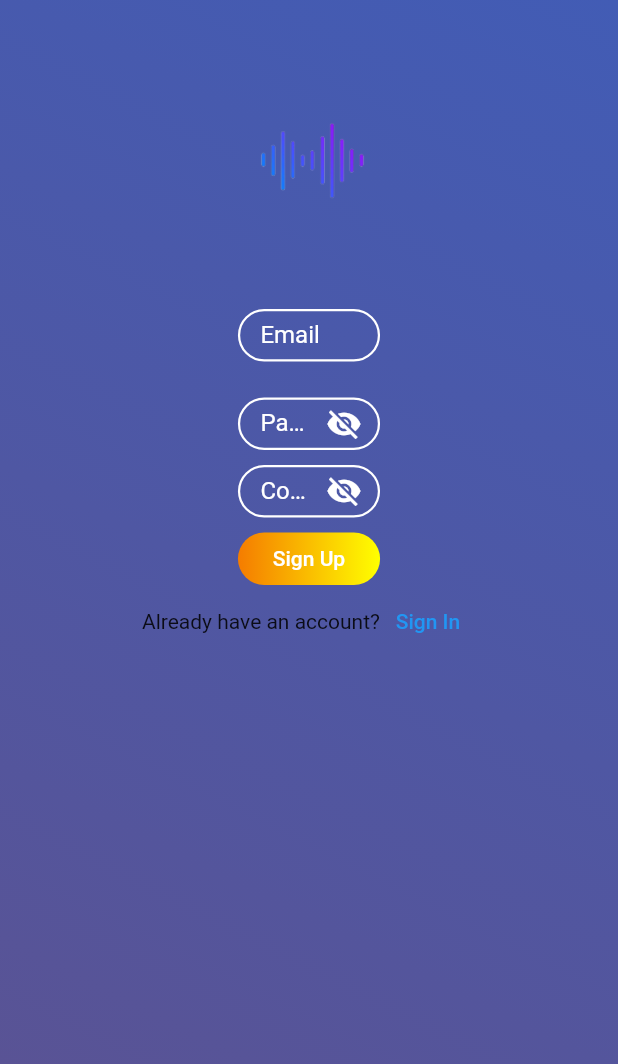
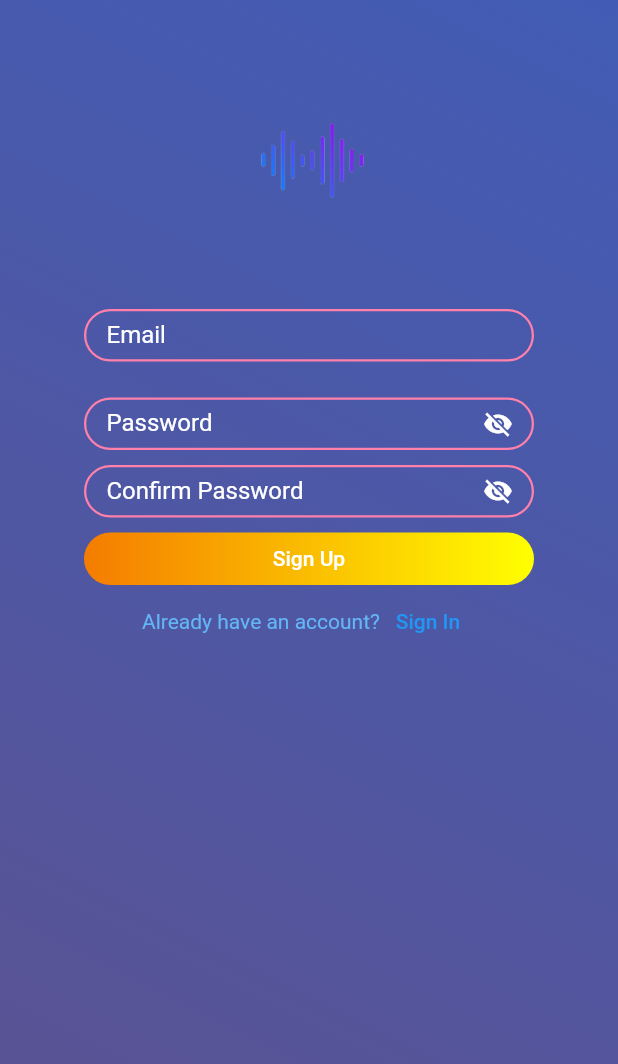
Before and after one commit to mohammadb1992/sign_up_sign_in_practice, a Flutter app: the screen it shows after launch, on a phone screen of 412 x 824 dp. Shown: the top 1064 px of the screen. Run offline on Flutter 3.47's test engine with Material 2 defaults, Android fonts, the phone set to English and light mode, and no system bars.

Commit message:
Making app responsive.

```diff
--- a/lib/sign_in_screen.dart
+++ b/lib/sign_in_screen.dart
@@ -1,7 +1,7 @@
 import 'package:flutter/material.dart';
-// import 'package:sign_up_sign_in_practice/color.dart';
 import 'package:sign_up_sign_in_practice/sign_up_screen.dart';
 import 'package:sign_up_sign_in_practice/widget.dart';
+import 'package:sign_up_sign_in_practice/extension.dart';
 
 class SignInScreen extends StatelessWidget {
   SignInScreen({super.key});
@@ -11,8 +11,6 @@ class SignInScreen extends StatelessWidget {
 
   @override
   Widget build(BuildContext context) {
-    double screenWidth = MediaQuery.sizeOf(context).width;
-    double screenHeight = MediaQuery.sizeOf(context).height;
     return Container(
       decoration: const BoxDecoration(
           gradient: LinearGradient(
@@ -29,15 +27,15 @@ class SignInScreen extends StatelessWidget {
             child: SingleChildScrollView(
                 child: Center(
               child: SizedBox(
-                width: screenWidth * 0.23,
+                width: 300,
                 child: Column(
                     mainAxisAlignment: MainAxisAlignment.center,
                     // crossAxisAlignment: CrossAxisAlignment.end,
                     children: [
                       Image.asset(
                         "assets/images/logo.png",
-                        width: screenWidth * 0.25,
-                        height: screenHeight * 0.25,
+                        width: ScreenSize(context).screenWidth * 0.25,
+                        height: ScreenSize(context).screenHeight * 0.25,
                       ),
                       MyTextField(
                         controller: emailController,
@@ -54,6 +52,8 @@ class SignInScreen extends StatelessWidget {
                         haveSuffixIcon: true,
                       ),
                       Row(
+                        mainAxisAlignment: MainAxisAlignment.end,
+                        crossAxisAlignment: CrossAxisAlignment.end,
                         children: [
                           TextButton(
                             child: const Text("Forgot Password?",
@@ -63,7 +63,9 @@ class SignInScreen extends StatelessWidget {
                         ],
                       ),
                       Container(
-                        width: screenWidth * 0.23,
+                        width: ScreenSize(context).screenWidth < 1188.0
+                            ? 300
+                            : ScreenSize(context).screenWidth * 0.25,
                         height: 35,
                         decoration: BoxDecoration(
                           borderRadius: BorderRadius.circular(50),
@@ -91,6 +93,14 @@ class SignInScreen extends StatelessWidget {
                           ),
                         ),
                       ),
+                      // Container(
+                      //   decoration: BoxDecoration(
+                      //     borderRadius: BorderRadius.circular(50),
+                      //     color: Colors.red,
+                      //   ),
+                      //   width: 300,
+                      //   height: 35,
+                      // ),
                       Row(
                           mainAxisAlignment: MainAxisAlignment.center,
                           children: [
@@ -111,6 +121,20 @@ class SignInScreen extends StatelessWidget {
                                       backgroundColor: Colors.transparent)),
                             )
                           ]),
+                      // Text(
+                      //   "${ScreenSize(context).screenWidth}",
+                      //   style: const TextStyle(
+                      //     color: Colors.white,
+                      //     fontSize: 25,
+                      //   ),
+                      // ),
+                      // Text(
+                      //   "${ScreenSize(context).screenWidth * 0.25}",
+                      //   style: const TextStyle(
+                      //     color: Colors.white,
+                      //     fontSize: 25,
+                      //   ),
+                      // ),
                     ]),
               ),
             )),
--- a/lib/sign_up_screen.dart
+++ b/lib/sign_up_screen.dart
@@ -1,5 +1,5 @@
 import 'package:flutter/material.dart';
-// import 'package:sign_up_sign_in_practice/color.dart';
+import 'package:sign_up_sign_in_practice/extension.dart';
 import 'package:sign_up_sign_in_practice/widget.dart';
 import 'package:sign_up_sign_in_practice/sign_in_screen.dart';
 
@@ -19,8 +19,6 @@ class _SignUpScreenState extends State<SignUpScreen> {
 
   @override
   Widget build(BuildContext context) {
-    double screenWidth = MediaQuery.sizeOf(context).width;
-    double screenHeight = MediaQuery.sizeOf(context).height;
     return Container(
       decoration: const BoxDecoration(
           gradient: LinearGradient(
@@ -40,8 +38,8 @@ class _SignUpScreenState extends State<SignUpScreen> {
               children: [
                 Image.asset(
                   "assets/images/logo.png",
-                  width: screenWidth * 0.25,
-                  height: screenHeight * 0.25,
+                  width: ScreenSize(context).screenWidth * 0.25,
+                  height: ScreenSize(context).screenHeight * 0.25,
                 ),
                 MyTextField(
                     controller: emailController,
@@ -64,7 +62,9 @@ class _SignUpScreenState extends State<SignUpScreen> {
                     labelText: "Confirm Password"),
                 const SizedBox(height: 10),
                 Container(
-                  width: screenWidth * 0.23,
+                  width: ScreenSize(context).screenWidth < 1188.0
+                      ? 300
+                      : ScreenSize(context).screenWidth * 0.25,
                   height: 35,
                   decoration: BoxDecoration(
                     borderRadius: BorderRadius.circular(150),
@@ -88,7 +88,10 @@ class _SignUpScreenState extends State<SignUpScreen> {
                       child: const Text("Sign Up")),
                 ),
                 Row(mainAxisAlignment: MainAxisAlignment.center, children: [
-                  const Text("Already have an account?"),
+                  Text("Already have an account?",
+                      style: TextStyle(
+                        color: Colors.blue.shade300,
+                      )),
                   TextButton(
                     onPressed: () {
                       Navigator.push(context,
--- a/lib/widget.dart
+++ b/lib/widget.dart
@@ -1,5 +1,5 @@
 import 'package:flutter/material.dart';
-// import 'package:sign_up_sign_in_practice/color.dart';
+import 'package:sign_up_sign_in_practice/extension.dart';
 
 class MyTextField extends StatefulWidget {
   const MyTextField({
@@ -34,14 +34,14 @@ class _MyTextFieldState extends State<MyTextField> {
 
   @override
   Widget build(BuildContext context) {
-    double screenWidth = MediaQuery.sizeOf(context).width;
-
     return Container(
       decoration: BoxDecoration(
         borderRadius: BorderRadius.circular(150),
       ),
       height: 35,
-      width: screenWidth * 0.23,
+      width: ScreenSize(context).screenWidth < 1188.0
+          ? 300
+          : ScreenSize(context).screenWidth * 0.25,
       child: TextField(
         controller: widget.controller,
         obscureText: changeObscureText,
@@ -51,40 +51,43 @@ class _MyTextFieldState extends State<MyTextField> {
           contentPadding: const EdgeInsets.only(bottom: 1, top: 1, left: 15),
           border: OutlineInputBorder(
               borderRadius: BorderRadius.circular(50),
-                borderSide: const BorderSide(
-                  color: Colors.white,
+              borderSide: BorderSide(
+                color: Colors.pinkAccent.shade100,
                 width: 1.5,
               )),
           enabledBorder: OutlineInputBorder(
               borderRadius: BorderRadius.circular(50),
-                borderSide: const BorderSide(
-                  color: Colors.white,
+              borderSide: BorderSide(
+                color: Colors.pinkAccent.shade100,
                 width: 1.5,
               )),
           focusedBorder: OutlineInputBorder(
             borderRadius: BorderRadius.circular(50),
-              borderSide: const BorderSide(color: Colors.white, width: 1.5),
+            borderSide:
+                BorderSide(color: Colors.pinkAccent.shade100, width: 1.5),
           ),
           labelStyle: const TextStyle(color: Colors.white),
           labelText: widget.labelText,
-            suffixStyle: const TextStyle(),
           suffixIcon: widget.haveSuffixIcon == true
               ? GestureDetector(
                   child: changeObscureText
                       ? const Icon(
                           Icons.visibility_off,
                           color: Colors.white,
+                          size: 20,
                         )
                       : const Icon(
                           Icons.visibility,
                           color: Colors.white,
+                          size: 20,
                         ),
                   onTap: () {
                     onTap();
                   },
                 )
               : null,
-          )),
+        ),
+      ),
     );
   }
 
```
Lines whose indentation alone changed are shown as unchanged.
